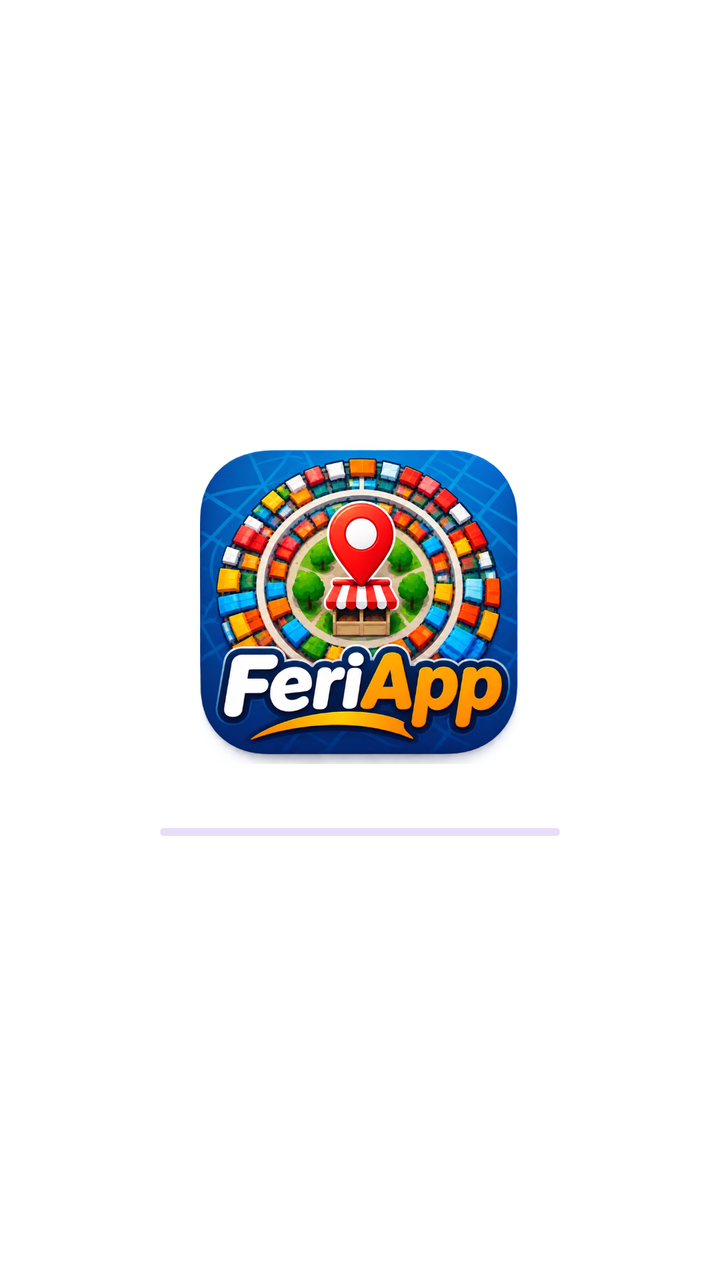
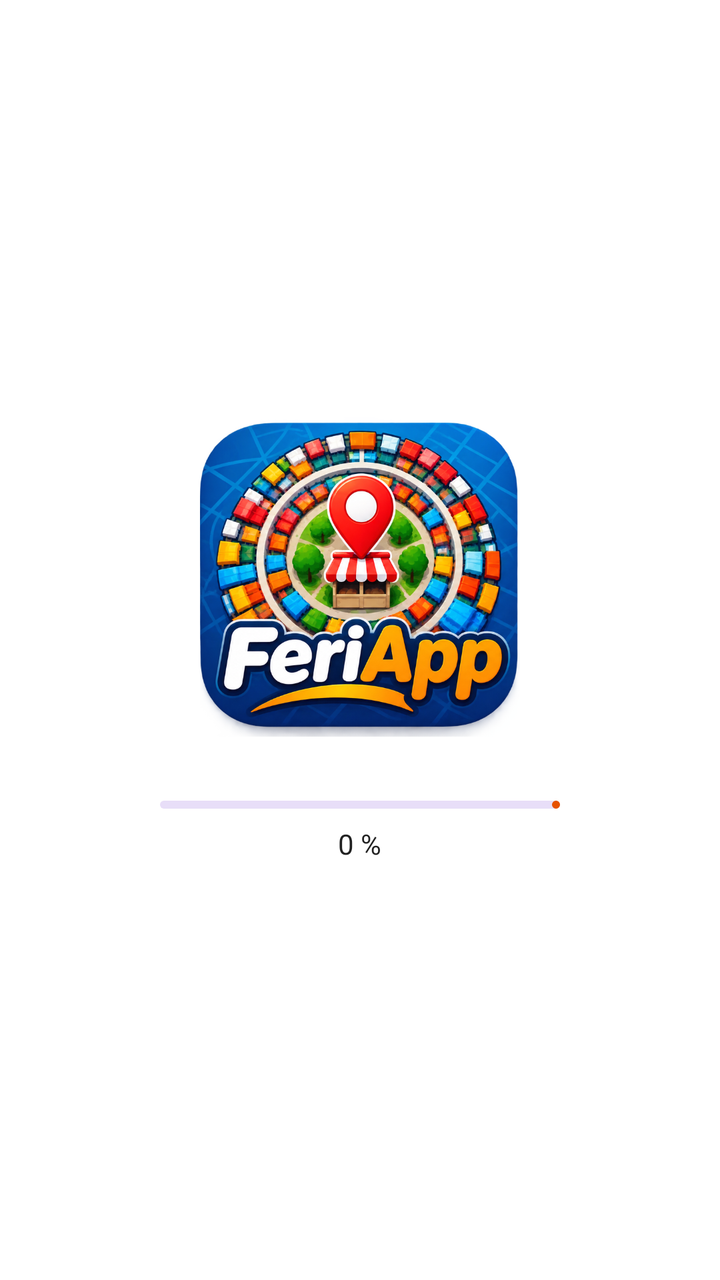

An Android layout rendered at two revisions. The XML below is the earlier revision; the diff shows what the commit changed to produce the second picture.
<!-- AndroidManifest.xml: application theme Theme.FeriApp -->
<!-- res/layout/fragmento_carga.xml -->
<?xml version="1.0" encoding="utf-8"?>
<LinearLayout xmlns:android="http://schemas.android.com/apk/res/android"
    xmlns:app="http://schemas.android.com/apk/res-auto"
    android:layout_width="match_parent"
    android:layout_height="match_parent"
    android:gravity="center"
    android:orientation="vertical"
    android:padding="24dp">

    <ImageView
        android:id="@+id/imgLogoFeriapp"
        android:layout_width="160dp"
        android:layout_height="wrap_content"
        android:adjustViewBounds="true"
        android:contentDescription="@string/descripcion_logo_feriapp"
        android:scaleType="fitCenter"
        android:src="@drawable/logo_feriapp" />

    <com.google.android.material.progressindicator.LinearProgressIndicator
        android:id="@+id/indicadorProgreso"
        android:layout_width="200dp"
        android:layout_height="wrap_content"
        android:layout_marginTop="32dp"
        android:indeterminate="true"
        app:indicatorColor="?attr/colorPrimary"
        app:trackCornerRadius="4dp" />

</LinearLayout>
<!-- resources referenced by this layout -->
<resources>
  <!-- drawable logo_feriapp: png bitmap (drawable-nodpi, 777104 bytes) -->
  <string name="descripcion_logo_feriapp">Logo de FeriApp</string>
  <style name="Theme.FeriApp" parent="Base.Theme.FeriApp" />
  <style name="Base.Theme.FeriApp" parent="Theme.Material3.DayNight.NoActionBar">
          <item name="colorPrimary">@color/color_primario</item>
          <item name="colorOnPrimary">@color/color_fondo</item>
          <item name="colorSecondary">@color/color_secundario</item>
          <item name="colorOnSecondary">@color/color_fondo</item>
          <item name="android:colorBackground">@color/color_fondo</item>
          <item name="colorOnBackground">@color/color_texto</item>
          <item name="colorSurface">@color/color_fondo</item>
          <item name="colorOnSurface">@color/color_texto</item>
          <item name="colorError">@color/color_error</item>
          <item name="colorOnError">@color/color_fondo</item>
          <item name="android:windowBackground">@color/color_fondo</item>
      </style>
  <color name="color_primario">#E65100</color>
  <color name="color_fondo">#FFFFFF</color>
  <color name="color_secundario">#1565C0</color>
  <color name="color_texto">#212121</color>
  <color name="color_error">#B3261C</color>
</resources>

<!-- the commit's change to res/layout/fragmento_carga.xml (unified diff, before → after) -->
@@ -21,8 +21,20 @@
         android:layout_width="200dp"
         android:layout_height="wrap_content"
         android:layout_marginTop="32dp"
-        android:indeterminate="true"
+        android:indeterminate="false"
+        android:max="100"
+        android:progress="0"
         app:indicatorColor="?attr/colorPrimary"
         app:trackCornerRadius="4dp" />
 
+    <TextView
+        android:id="@+id/tvPorcentajeCarga"
+        android:layout_width="wrap_content"
+        android:layout_height="wrap_content"
+        android:layout_marginTop="8dp"
+        android:gravity="center"
+        android:text="0 %"
+        android:textColor="@color/color_texto"
+        android:textSize="14sp" />
+
 </LinearLayout>
